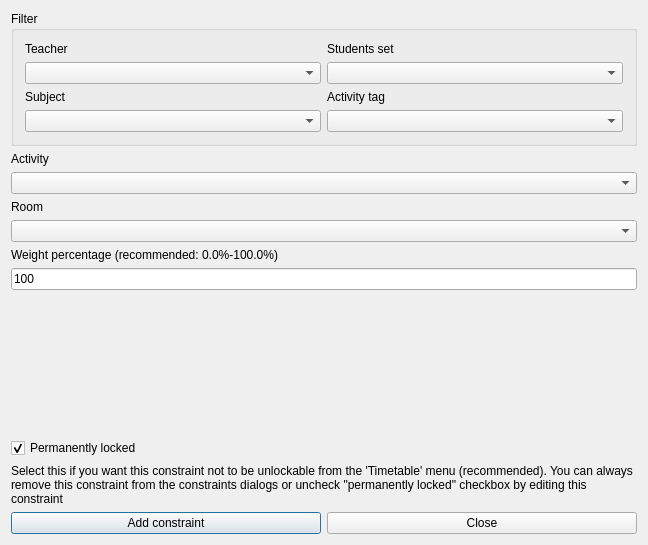
Qt form fet/src/interface/addconstraintactivitypreferredroomform_template.ui (vonmecheln/fet) before a commit.
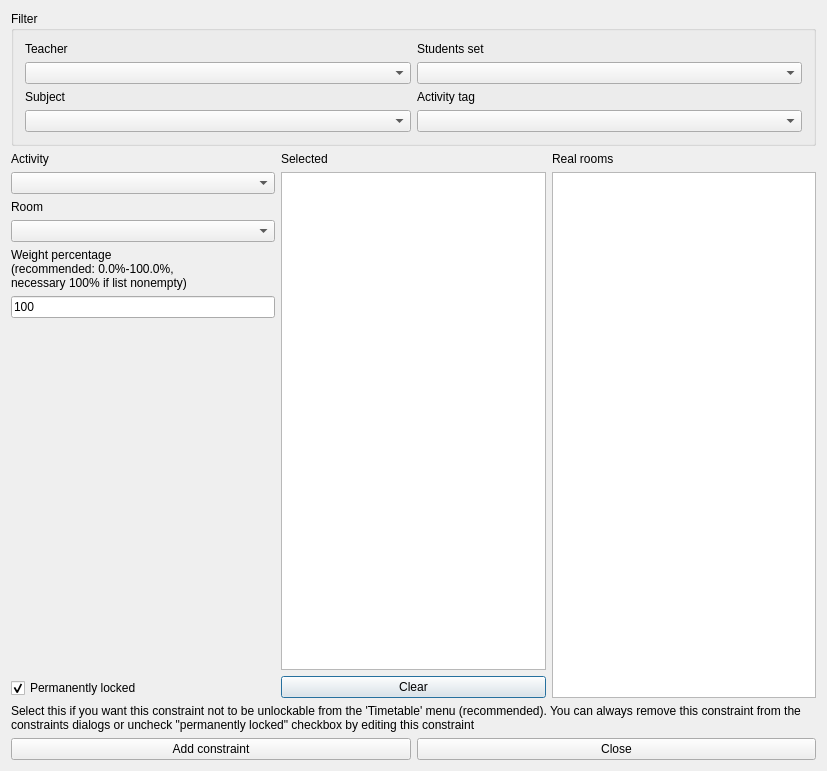
The same form after that commit.

```diff
--- a/fet/src/interface/addconstraintactivitypreferredroomform_template.ui
+++ b/fet/src/interface/addconstraintactivitypreferredroomform_template.ui
@@ -6,8 +6,8 @@
    <rect>
     <x>0</x>
     <y>0</y>
-    <width>648</width>
-    <height>545</height>
+    <width>827</width>
+    <height>771</height>
    </rect>
   </property>
   <property name="windowTitle">
@@ -76,6 +76,12 @@
     </widget>
    </item>
    <item row="1" column="0">
+    <layout class="QHBoxLayout" name="horizontalLayout">
+     <item>
+      <layout class="QVBoxLayout" name="verticalLayout_6">
+       <item>
+        <layout class="QVBoxLayout" name="verticalLayout_3">
+         <item>
     <widget class="QLabel" name="activitiesTextLabel">
      <property name="frameShape">
       <enum>QFrame::NoFrame</enum>
@@ -94,10 +100,14 @@
      </property>
     </widget>
    </item>
-   <item row="2" column="0">
+         <item>
     <widget class="QComboBox" name="activitiesComboBox"/>
    </item>
-   <item row="3" column="0">
+        </layout>
+       </item>
+       <item>
+        <layout class="QVBoxLayout" name="verticalLayout_4">
+         <item>
     <widget class="QLabel" name="roomsTextLabel">
      <property name="frameShape">
       <enum>QFrame::NoFrame</enum>
@@ -116,10 +126,14 @@
      </property>
     </widget>
    </item>
-   <item row="4" column="0">
+         <item>
     <widget class="QComboBox" name="roomsComboBox"/>
    </item>
-   <item row="5" column="0">
+        </layout>
+       </item>
+       <item>
+        <layout class="QVBoxLayout" name="verticalLayout_5">
+         <item>
     <widget class="QLabel" name="weightTextLabel">
      <property name="frameShape">
       <enum>QFrame::NoFrame</enum>
@@ -128,21 +142,25 @@
       <enum>QFrame::Plain</enum>
      </property>
      <property name="text">
-      <string>Weight percentage (recommended: 0.0%-100.0%)</string>
+            <string>Weight percentage
+(recommended: 0.0%-100.0%,
+necessary 100% if list nonempty)</string>
      </property>
      <property name="wordWrap">
       <bool>false</bool>
      </property>
     </widget>
    </item>
-   <item row="6" column="0">
+         <item>
     <widget class="QLineEdit" name="weightLineEdit">
      <property name="text">
       <string notr="true">100</string>
      </property>
     </widget>
    </item>
-   <item row="7" column="0">
+        </layout>
+       </item>
+       <item>
     <spacer name="spacer1">
      <property name="orientation">
       <enum>Qt::Vertical</enum>
@@ -158,7 +176,7 @@
      </property>
     </spacer>
    </item>
-   <item row="8" column="0">
+       <item>
     <widget class="QCheckBox" name="permLockedCheckBox">
      <property name="text">
       <string>Permanently locked</string>
@@ -168,7 +186,46 @@
      </property>
     </widget>
    </item>
-   <item row="9" column="0">
+      </layout>
+     </item>
+     <item>
+      <layout class="QVBoxLayout" name="verticalLayout_2">
+       <item>
+        <widget class="QLabel" name="selectedRealRoomsLabel">
+         <property name="text">
+          <string comment="It refers to a list of selected rooms">Selected</string>
+         </property>
+        </widget>
+       </item>
+       <item>
+        <widget class="QListWidget" name="selectedRealRoomsListWidget"/>
+       </item>
+       <item>
+        <widget class="QPushButton" name="clearPushButton">
+         <property name="text">
+          <string>Clear</string>
+         </property>
+        </widget>
+       </item>
+      </layout>
+     </item>
+     <item>
+      <layout class="QVBoxLayout" name="verticalLayout">
+       <item>
+        <widget class="QLabel" name="allRealRoomsLabel">
+         <property name="text">
+          <string>Real rooms</string>
+         </property>
+        </widget>
+       </item>
+       <item>
+        <widget class="QListWidget" name="allRealRoomsListWidget"/>
+       </item>
+      </layout>
+     </item>
+    </layout>
+   </item>
+   <item row="2" column="0">
     <widget class="QLabel" name="permTextLabel">
      <property name="sizePolicy">
       <sizepolicy hsizetype="Minimum" vsizetype="Minimum">
@@ -187,7 +244,7 @@
      </property>
     </widget>
    </item>
-   <item row="10" column="0">
+   <item row="3" column="0">
     <layout class="QHBoxLayout">
      <item>
       <widget class="QPushButton" name="addConstraintPushButton">
```
Lines whose indentation alone changed are shown as unchanged.
